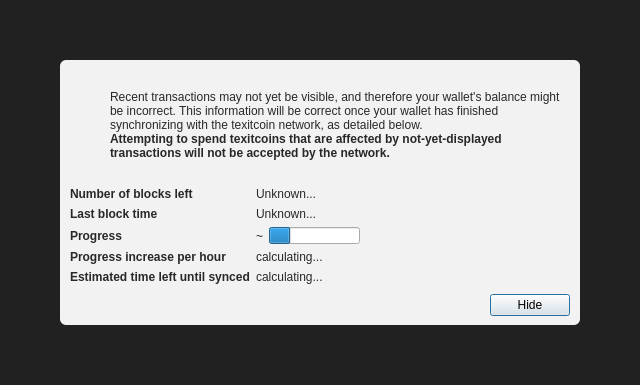
First picture: the form in src/qt/forms/modaloverlay.ui, repository blockchainmint1/iskandercoin, before the edit.
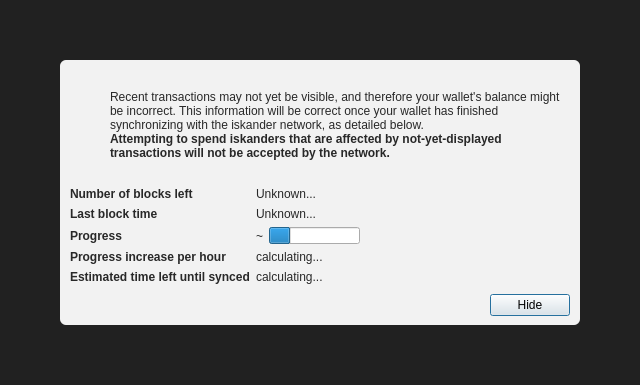
Second picture: the form after the edit. Icons and pictures are not drawn.

Commit message: Migrate to Iskander

```diff
--- a/src/qt/forms/modaloverlay.ui
+++ b/src/qt/forms/modaloverlay.ui
@@ -130,7 +130,7 @@
              <item>
               <widget class="QLabel" name="infoText">
                <property name="text">
-                <string>Recent transactions may not yet be visible, and therefore your wallet's balance might be incorrect. This information will be correct once your wallet has finished synchronizing with the texitcoin network, as detailed below.</string>
+                <string>Recent transactions may not yet be visible, and therefore your wallet's balance might be incorrect. This information will be correct once your wallet has finished synchronizing with the iskander network, as detailed below.</string>
                </property>
                <property name="textFormat">
                 <enum>Qt::RichText</enum>
@@ -149,7 +149,7 @@
                 </font>
                </property>
                <property name="text">
-                <string>Attempting to spend texitcoins that are affected by not-yet-displayed transactions will not be accepted by the network.</string>
+                <string>Attempting to spend iskanders that are affected by not-yet-displayed transactions will not be accepted by the network.</string>
                </property>
                <property name="textFormat">
                 <enum>Qt::RichText</enum>
```
The commit also changes 336 other files.
